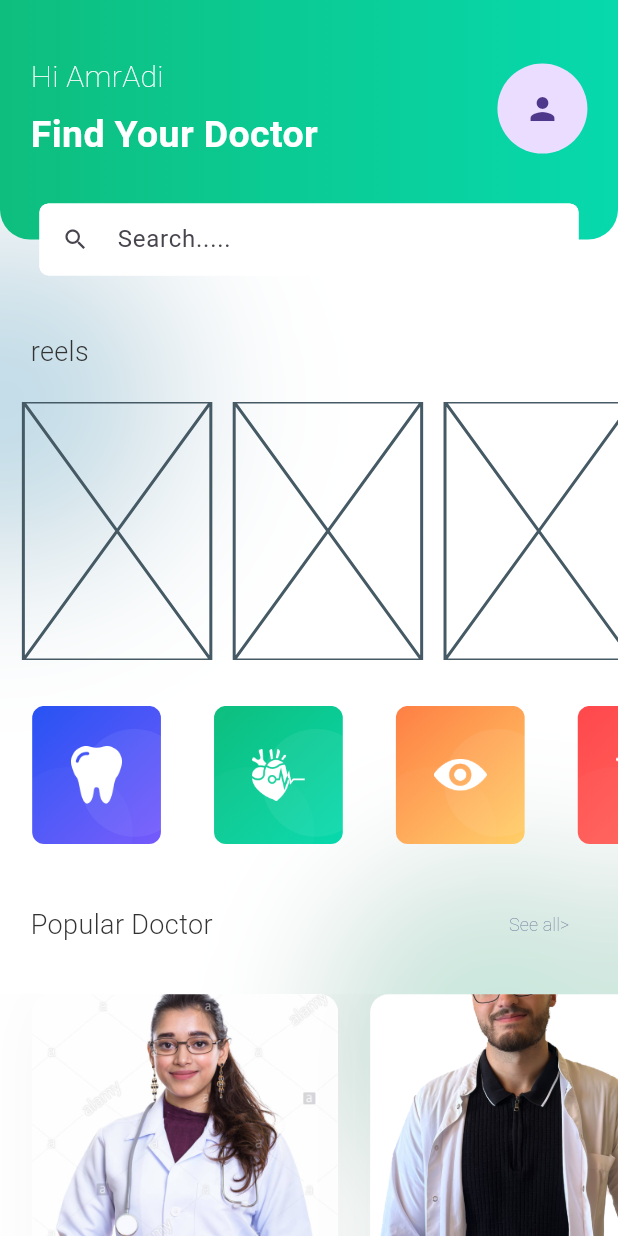
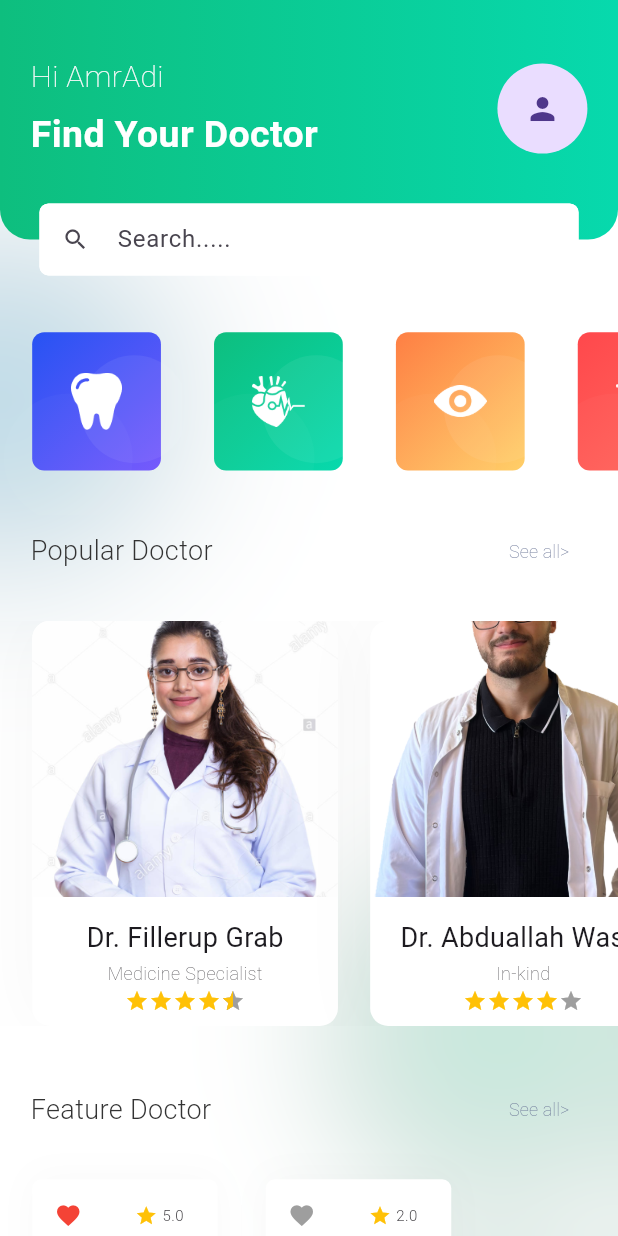
Before and after one commit to amradi6/salamtak, a Flutter app: the HomeScreen screen opened by its route, on a phone screen of 412 x 824 dp. Run offline on Flutter 3.47's test engine with Material 3 defaults, Android fonts, the phone set to English and light mode, and no system bars; drawn by our look-alikes of flutter_rating_bar; our stand-ins replace flutter_bloc; Roboto replaces fonts that are missing (Rubik).

Commit message:
feat: Navigate to DoctorDetailsScreen and remove reels
This commit introduces the following changes:

- **Navigation:**
    - Added a route for `DoctorDetailsScreen` (`/doctor_details`).
    - Implemented navigation from the `ContainerForPopularDoctor` widget on the `HomeScreen` to the `DoctorDetailsScreen` when tapped.
- **UI:**
    - Removed the "reels" section (placeholder ListView) from the `HomeScreen`.
- **Refactor:**
    - Adjusted nullability checks for `doctor.specialty` and `doctor.price` in `HomeScreen`.

```diff
--- a/frontend/salamtak/lib/core/router/app_routes.dart
+++ b/frontend/salamtak/lib/core/router/app_routes.dart
@@ -1,6 +1,7 @@
 import 'package:flutter/material.dart';
 import 'package:salamtak/features/auth/views/login_screen.dart';
 import 'package:salamtak/features/auth/views/signup_screen.dart';
+import 'package:salamtak/features/doctor_details/views/doctor_detiles_screen.dart';
 import 'package:salamtak/features/favorite_doctors/views/favorite_doctors_screen.dart';
 import 'package:salamtak/features/find_doctors/views/find_doctor_screen.dart';
 import 'package:salamtak/features/home/views/home_screen.dart';
@@ -34,13 +35,15 @@ class AppRoutes {
         return createRoute(screen: FavoriteDoctorsScreen());
       case "/layout":
         return createRoute(screen: LayoutScreen());
+      case "/doctor_details":
+        return createRoute(screen: DoctorDetailsScreen());
 
       default:
         return MaterialPageRoute(
           builder:
               (_) => const Scaffold(
-                body: Center(child: Text('404 - Page not found')),
-              ),
+            body: Center(child: Text('404 - Page not found')),
+          ),
         );
     }
   }
--- a/frontend/salamtak/lib/features/home/views/home_screen.dart
+++ b/frontend/salamtak/lib/features/home/views/home_screen.dart
@@ -25,7 +25,7 @@ class HomeScreen extends StatelessWidget {
   Widget build(BuildContext context) {
     final size = MediaQuery.of(context).size;
 
-    return BlocBuilder<HomeCubit,HomeState>(
+    return BlocBuilder<HomeCubit, HomeState>(
       builder: (context, state) {
         final popDoctors = context.watch<HomeCubit>().popularDoctors;
         final featDoctors = context.watch<HomeCubit>().featureDoctors;
@@ -129,55 +129,12 @@ class HomeScreen extends StatelessWidget {
                     ],
                   ),
 
-                  SizedBox(height: size.height * 0.037253197),
-
                   Expanded(
                     child: SingleChildScrollView(
                       child: Column(
                         crossAxisAlignment: CrossAxisAlignment.start,
                         mainAxisSize: MainAxisSize.max,
                         children: [
-                          Padding(
-                            padding: EdgeInsets.only(
-                              left: size.width * 0.04947916,
-                            ),
-                            child: Text(
-                              "reels",
-                              style: TextStyle(
-                                fontSize: 18,
-                                fontFamily: "Rubik",
-                                fontWeight: FontWeight.w300,
-                                color: Color(0XFF333333),
-                              ),
-                            ),
-                          ),
-
-                          SizedBox(height: size.height * 0.02483546),
-
-                          SizedBox(
-                            height: size.height * 0.208617906,
-                            child: ListView.builder(
-                              itemCount: 20,
-                              physics: const BouncingScrollPhysics(),
-                              scrollDirection: Axis.horizontal,
-                              itemBuilder: (context, index) {
-                                return Container(
-                                  height: size.height * 0.208617906,
-                                  width: size.width * 0.303333,
-                                  margin: EdgeInsets.only(
-                                    left: size.width * 0.03781,
-                                  ),
-                                  decoration: BoxDecoration(
-                                    borderRadius: BorderRadius.all(
-                                      Radius.circular(10),
-                                    ),
-                                  ),
-                                  child: Placeholder(),
-                                );
-                              },
-                            ),
-                          ),
-
                           SizedBox(height: size.height * 0.037253197),
 
                           SizedBox(
@@ -253,10 +210,13 @@ class HomeScreen extends StatelessWidget {
                                   itemBuilder: (context, index) {
                                     final doctor = popDoctors[index];
                                     return ContainerForPopularDoctor(
+                                      onTap: () {
+                                        Navigator.of(context).pushReplacementNamed("/doctor_details");
+                                      },
                                       size: size,
                                       image: doctor.image,
                                       nameDoctor: doctor.name,
-                                      doctorSpecialty: doctor.specialty!,
+                                      doctorSpecialty: doctor.specialty,
                                       rating: doctor.rating,
                                     );
                                   },
@@ -309,13 +269,13 @@ class HomeScreen extends StatelessWidget {
                                   scrollDirection: Axis.horizontal,
                                   itemCount: featDoctors.length,
                                   itemBuilder: (context, index) {
-                                    final doctor=featDoctors[index];
+                                    final doctor = featDoctors[index];
                                     return ContainerForFeatureDoctor(
                                       size: size,
                                       totalRate: doctor.rating,
                                       image: doctor.image,
                                       nameDoctor: doctor.name,
-                                      price: doctor.price!,
+                                      price: doctor.price,
                                       isFavourite: doctor.isFavorite!,
                                     );
                                   },
@@ -324,7 +284,7 @@ class HomeScreen extends StatelessWidget {
                             ],
                           ),
 
-                          SizedBox(height: size.height*0.124),
+                          SizedBox(height: size.height * 0.124),
                         ],
                       ),
                     ),
```
Lines whose indentation alone changed are shown as unchanged.
